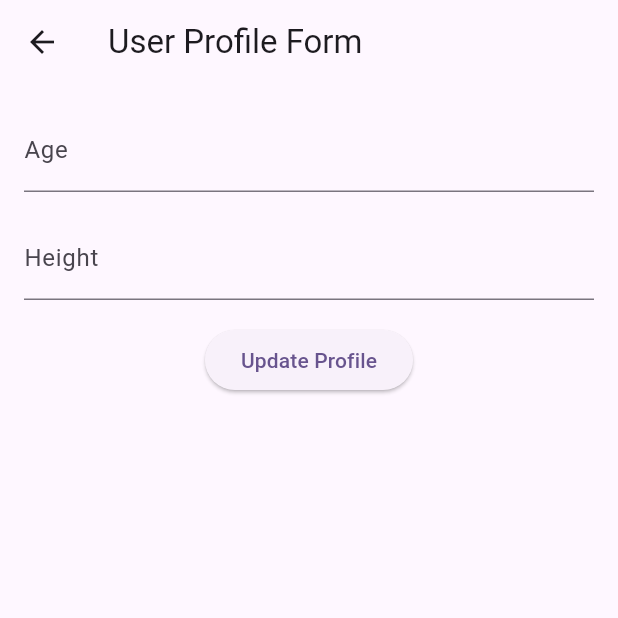
After one commit to Fez248/BitsPerLaMarato, a Flutter app: the UserProfileForm screen opened directly, after a tap on "Update Profile", on a phone screen of 412 x 824 dp, the top half of it. The commit adds this screen. Run offline on Flutter 3.47's test engine with Material 3 defaults, Android fonts, the phone set to English and light mode, and no system bars; our stand-ins replace cloud_firestore, firebase_auth, firebase_core, google_sign_in; accounts and stored records are empty.

Commit message:
questionari edat altura implementat

```diff
--- a/Dracula/lib/main.dart
+++ b/Dracula/lib/main.dart
@@ -1,6 +1,7 @@
 import 'package:flutter/material.dart';
 import '/login-sign-up/lsPage.dart';
 import 'firebase_options.dart';
+import 'userInput.dart';
 import 'package:firebase_core/firebase_core.dart';
 
 void main() async {
--- /dev/null
+++ b/Dracula/lib/userInput.dart
@@ -0,0 +1,86 @@
+import 'package:flutter/material.dart';
+import 'package:cloud_firestore/cloud_firestore.dart';
+import 'package:firebase_auth/firebase_auth.dart';
+
+class UserProfileForm extends StatefulWidget {
+  @override
+  _UserProfileFormState createState() => _UserProfileFormState();
+}
+
+class _UserProfileFormState extends State<UserProfileForm> {
+  final _ageController = TextEditingController();
+  final _heightController = TextEditingController();
+
+  @override
+  Widget build(BuildContext context) {
+    return Scaffold(
+      appBar: AppBar(
+        title: Text('User Profile Form'),
+      ),
+      body: Padding(
+        padding: const EdgeInsets.all(16.0),
+        child: Column(
+          children: [
+            TextField(
+              controller: _ageController,
+              decoration: InputDecoration(labelText: 'Age'),
+              keyboardType: TextInputType.number,
+            ),
+            SizedBox(height: 16),
+            TextField(
+              controller: _heightController,
+              decoration: InputDecoration(labelText: 'Height'),
+              keyboardType: TextInputType.number,
+            ),
+            SizedBox(height: 16),
+            ElevatedButton(
+              onPressed: () => _updateUserProfile(),
+              child: Text('Update Profile'),
+            ),
+          ],
+        ),
+      ),
+    );
+  }
+
+Future<void> _updateUserProfile() async {
+  try {
+    User? user = FirebaseAuth.instance.currentUser;
+
+    if (user != null) {
+      CollectionReference users = FirebaseFirestore.instance.collection('users');
+      DocumentReference userDoc = users.doc(user.uid);
+
+      // Get age and height from controllers
+      int age = int.tryParse(_ageController.text) ?? 0;
+      int height = int.tryParse(_heightController.text) ?? 0;
+
+      // Check if the document exists
+      var userDocument = await userDoc.get();
+
+      if (userDocument.exists) {
+        // Update the existing document with new data
+        await userDoc.update({
+          'name': user.displayName,
+          'age': age,
+          'height': height
+        });
+
+        print('User profile updated successfully!');
+      } else {
+        // Create a new document with the UID and set the data
+        await userDoc.set({
+          'age': age,
+          'height': height,
+        });
+
+        print('User profile document created and updated successfully!');
+      }
+    } else {
+      print('No authenticated user found.');
+    }
+  } catch (e) {
+    print('Error updating user profile: $e');
+  }
+}
+}
```
Also changed, not shown: Dracula/lib/login-sign-up/lsPage.dart (+35 -5 lines), 1 other file.
